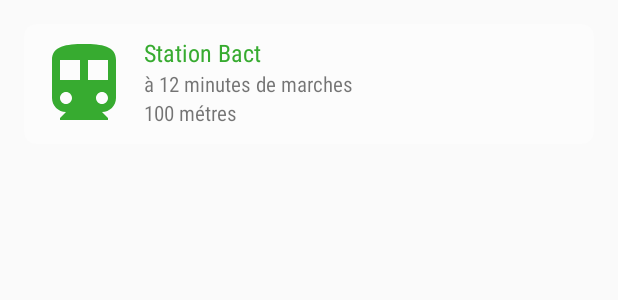
After one commit to nounoubensebia/archidni, an Android app: the layout item_station.xml on its own in the app's theme, with its tools: preview values and no code run, on a phone screen of 412 x 824 dp. The commit adds this screen. Shown: the top 300 px of the screen. Run offline under Robolectric (Android 15) with nearby library versions, the light colour scheme and no system bars.

Commit message:
adding stations to main activity list

```diff
--- a/app/src/main/java/com/archidni/archidni/Model/StringUtils.java
+++ b/app/src/main/java/com/archidni/archidni/Model/StringUtils.java
@@ -20,14 +20,14 @@ public class StringUtils {
         {
             if (hours==1)
             {
-                hourString = hours + " " +App.getAppContext().getString(R.string.hour);
+                hourString = hours + " " +App.getAppContext().getString(R.string.hour)+" ";
             }
             else
             {
-                hourString = hours + " "+ App.getAppContext().getString(R.string.hours);
+                hourString = hours + " "+ App.getAppContext().getString(R.string.hours)+" ";
             }
         }
-        return hourString +" "+ minutes +" "+
+        return hourString +""+ minutes +" "+
                 App.getAppContext().getString(R.string.minutes);
     }
     public static String getTextFromDistance (int meters)
--- a/app/src/main/java/com/archidni/archidni/Ui/Main/MainContract.java
+++ b/app/src/main/java/com/archidni/archidni/Ui/Main/MainContract.java
@@ -32,8 +32,9 @@ public interface MainContract {
         void startPathSearchActivity(Place origin,Place destination);
         void showLinesLoadingLayout();
         void hideLinesLoadingLayout();
-        void showLinesOnMap(ArrayList<Station> stations);
+        void showStationsOnMap(ArrayList<Station> stations);
         void showLinesOnList(ArrayList<Line> lines);
+        void showStationsOnList(ArrayList<Station> stations);
         void showZoomInsufficientLayout();
         void hideZoomInsufficientLayout();
     }
--- /dev/null
+++ b/app/src/main/res/layout/item_station.xml
@@ -0,0 +1,50 @@
+<?xml version="1.0" encoding="utf-8"?>
+<LinearLayout xmlns:android="http://schemas.android.com/apk/res/android"
+    xmlns:app="http://schemas.android.com/apk/res-auto"
+    android:orientation="horizontal"
+    android:layout_width="match_parent"
+    android:layout_height="wrap_content">
+    <LinearLayout
+        android:id="@+id/container"
+        android:background="@drawable/shape_rect_white_rounded__8dp"
+        android:layout_marginTop="16dp"
+        android:layout_marginLeft="16dp"
+        android:layout_marginRight="16dp"
+        android:orientation="horizontal"
+        android:layout_width="match_parent"
+        android:layout_height="wrap_content">
+
+        <ImageView
+            android:id="@+id/image_transport_mean_icon"
+            app:srcCompat="@drawable/ic_transport_mean_2_enabled"
+            android:layout_width="64dp"
+            android:layout_height="64dp" />
+        <LinearLayout
+            android:layout_marginLeft="8dp"
+            android:orientation="vertical"
+            android:layout_width="match_parent"
+            android:layout_height="wrap_content">
+            <TextView
+                android:id="@+id/text_name"
+                android:textColor="@color/colorGreen"
+                android:fontFamily="sans-serif-condensed"
+                android:textSize="16sp"
+                android:text="Station Bact"
+                android:layout_width="wrap_content"
+                android:layout_height="wrap_content" />
+            <TextView
+                android:id="@+id/text_duration"
+                android:fontFamily="sans-serif-condensed"
+                android:text="à 12 minutes de marches"
+                android:layout_width="wrap_content"
+                android:layout_height="wrap_content" />
+            <TextView
+                android:id="@+id/text_distance"
+                android:fontFamily="sans-serif-condensed"
+                android:text="100 métres"
+                android:layout_width="wrap_content"
+                android:layout_height="wrap_content" />
+        </LinearLayout>
+    </LinearLayout>
+
+</LinearLayout>
```
Also changed, not shown: app/src/main/java/com/archidni/archidni/Model/Transport/TransportUtils.java (+21 -0 lines), app/src/main/java/com/archidni/archidni/Ui/Adapters/StationAdapter.java (added, +94 -0 lines), app/src/main/java/com/archidni/archidni/Ui/Main/MainActivity.java (+19 -1 lines), app/src/main/java/com/archidni/archidni/Ui/Main/MainPresenter.java (+7 -4 lines).
